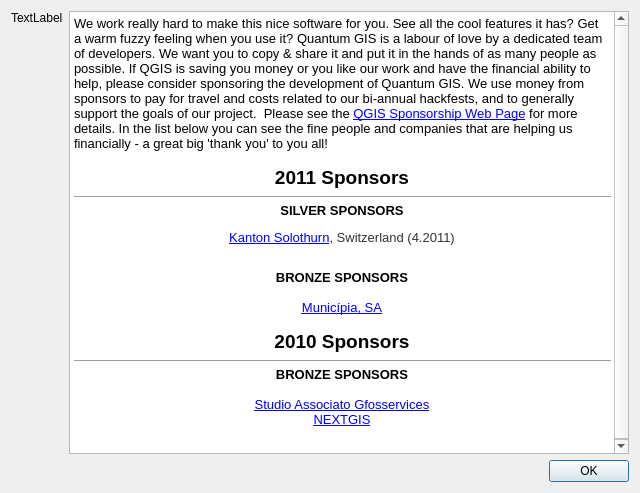
This is src/ui/qgssponsorsbase.ui in qgis/QGIS as Qt 5 draws it before an edit. The edited form follows.
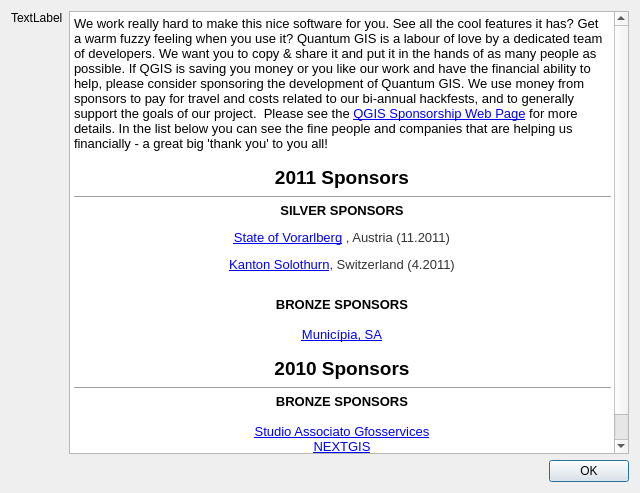
This is the edited form.

Commit message: last minute changes for 1.7.2 release

Patch:
```diff
--- a/src/ui/qgssponsorsbase.ui
+++ b/src/ui/qgssponsorsbase.ui
@@ -33,14 +33,15 @@
       <string>&lt;!DOCTYPE HTML PUBLIC &quot;-//W3C//DTD HTML 4.0//EN&quot; &quot;http://www.w3.org/TR/REC-html40/strict.dtd&quot;&gt;
 &lt;html&gt;&lt;head&gt;&lt;meta name=&quot;qrichtext&quot; content=&quot;1&quot; /&gt;&lt;style type=&quot;text/css&quot;&gt;
 p, li { white-space: pre-wrap; }
-&lt;/style&gt;&lt;/head&gt;&lt;body style=&quot; font-family:'MS Shell Dlg 2'; font-size:8.25pt; font-weight:400; font-style:normal;&quot;&gt;
+&lt;/style&gt;&lt;/head&gt;&lt;body style=&quot; font-family:'Cantarell'; font-size:11pt; font-weight:400; font-style:normal;&quot;&gt;
 &lt;p style=&quot; margin-top:0px; margin-bottom:0px; margin-left:0px; margin-right:0px; -qt-block-indent:0; text-indent:0px;&quot;&gt;&lt;span style=&quot; font-family:'Ubuntu'; font-size:10pt;&quot;&gt;We work really hard to make this nice software for you. See all the cool features it has? Get a warm fuzzy feeling when you use it? Quantum GIS is a labour of love by a dedicated team of developers. We want you to copy &amp;amp; share it and put it in the hands of as many people as possible. If QGIS is saving you money or you like our work and have the financial ability to help, please consider sponsoring the development of Quantum GIS. We use money from sponsors to pay for travel and costs related to our bi-annual hackfests, and to generally support the goals of our project.  Please see the &lt;/span&gt;&lt;a href=&quot;http://qgis.org/en/sponsorship.html&quot;&gt;&lt;span style=&quot; font-family:'Ubuntu'; font-size:10pt; text-decoration: underline; color:#0000ff;&quot;&gt;QGIS Sponsorship Web Page&lt;/span&gt;&lt;/a&gt;&lt;span style=&quot; font-family:'Ubuntu'; font-size:10pt;&quot;&gt; for more details. In the list below you can see the fine people and companies that are helping us financially - a great big 'thank you' to you all!&lt;/span&gt;&lt;/p&gt;
 &lt;p align=&quot;center&quot; style=&quot;-qt-paragraph-type:empty; margin-top:0px; margin-bottom:0px; margin-left:0px; margin-right:0px; -qt-block-indent:0; text-indent:0px; font-family:'Ubuntu'; font-size:10pt;&quot;&gt;&lt;/p&gt;
 &lt;p align=&quot;center&quot; style=&quot; margin-top:0px; margin-bottom:0px; margin-left:0px; margin-right:0px; -qt-block-indent:0; text-indent:0px;&quot;&gt;&lt;span style=&quot; font-family:'Ubuntu'; font-size:14pt; font-weight:600;&quot;&gt;2011 Sponsors&lt;/span&gt;&lt;/p&gt;
 &lt;hr /&gt;
-&lt;p align=&quot;center&quot; style=&quot; margin-top:0px; margin-bottom:0px; margin-left:0px; margin-right:0px; -qt-block-indent:0; text-indent:0px;&quot;&gt;&lt;span style=&quot; font-size:10pt; font-weight:600;&quot;&gt;SILVER SPONSORS&lt;/span&gt;&lt;/p&gt;
+&lt;p align=&quot;center&quot; style=&quot; margin-top:0px; margin-bottom:0px; margin-left:0px; margin-right:0px; -qt-block-indent:0; text-indent:0px;&quot;&gt;&lt;span style=&quot; font-family:'MS Shell Dlg 2'; font-size:10pt; font-weight:600;&quot;&gt;SILVER SPONSORS&lt;/span&gt;&lt;/p&gt;
+&lt;p align=&quot;center&quot; style=&quot; margin-top:12px; margin-bottom:12px; margin-left:0px; margin-right:0px; -qt-block-indent:0; text-indent:0px;&quot;&gt;&lt;a href=&quot;http://www.vorarlberg.at&quot;&gt;&lt;span style=&quot; font-family:'Courier New,courier'; font-size:10pt; text-decoration: underline; color:#0000ff;&quot;&gt;State of Vorarlberg&lt;/span&gt;&lt;/a&gt;&lt;span style=&quot; font-family:'Courier New,courier'; font-size:10pt;&quot;&gt; &lt;/span&gt;&lt;span style=&quot; font-family:'Courier New,courier'; font-size:10pt; color:#333333;&quot;&gt;, Austria (11.2011)&lt;/span&gt;&lt;/p&gt;
 &lt;p align=&quot;center&quot; style=&quot; margin-top:12px; margin-bottom:12px; margin-left:0px; margin-right:0px; -qt-block-indent:0; text-indent:0px;&quot;&gt;&lt;a href=&quot;http://www.agi.so.ch&quot;&gt;&lt;span style=&quot; font-family:'Courier New,courier'; font-size:10pt; text-decoration: underline; color:#0000ff;&quot;&gt;Kanton Solothurn&lt;/span&gt;&lt;/a&gt;&lt;span style=&quot; font-family:'Courier New,courier'; font-size:10pt; color:#333333;&quot;&gt;, Switzerland (4.2011)&lt;/span&gt;&lt;/p&gt;
-&lt;p align=&quot;center&quot; style=&quot;-qt-paragraph-type:empty; margin-top:0px; margin-bottom:0px; margin-left:0px; margin-right:0px; -qt-block-indent:0; text-indent:0px; font-size:8pt;&quot;&gt;&lt;/p&gt;
+&lt;p align=&quot;center&quot; style=&quot;-qt-paragraph-type:empty; margin-top:0px; margin-bottom:0px; margin-left:0px; margin-right:0px; -qt-block-indent:0; text-indent:0px; font-family:'MS Shell Dlg 2'; font-size:8pt;&quot;&gt;&lt;/p&gt;
 &lt;p align=&quot;center&quot; style=&quot; margin-top:0px; margin-bottom:0px; margin-left:0px; margin-right:0px; -qt-block-indent:0; text-indent:0px;&quot;&gt;&lt;span style=&quot; font-family:'Ubuntu'; font-size:10pt; font-weight:600;&quot;&gt;BRONZE SPONSORS&lt;/span&gt;&lt;/p&gt;
 &lt;p style=&quot;-qt-paragraph-type:empty; margin-top:0px; margin-bottom:0px; margin-left:0px; margin-right:0px; -qt-block-indent:0; text-indent:0px; font-family:'Ubuntu'; font-size:10pt; font-weight:600;&quot;&gt;&lt;/p&gt;
 &lt;p align=&quot;center&quot; style=&quot; margin-top:0px; margin-bottom:0px; margin-left:0px; margin-right:0px; -qt-block-indent:0; text-indent:0px;&quot;&gt;&lt;a href=&quot;http://www.municipia.pt&quot;&gt;&lt;span style=&quot; font-family:'Sans'; font-size:10pt; text-decoration: underline; color:#0000ff;&quot;&gt;Municípia, SA&lt;/span&gt;&lt;/a&gt;&lt;/p&gt;
```
The commit also changes 1 other file.
